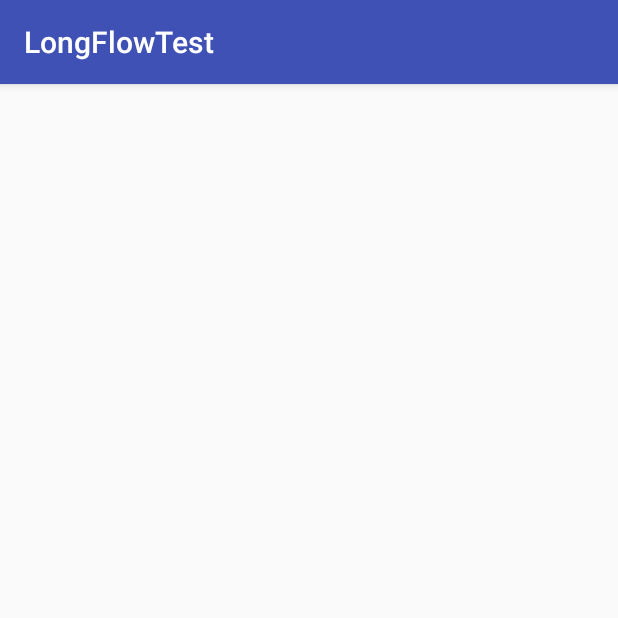
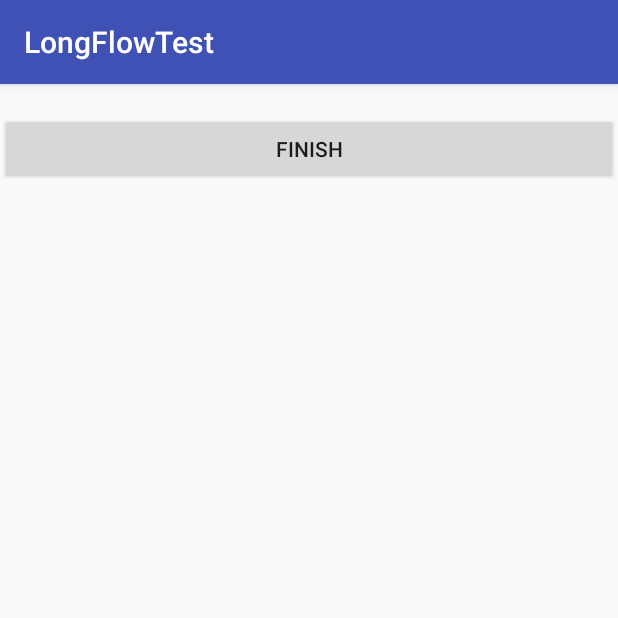
Before and after one commit to heweidev/flowtest, an Android app: the DetailsActivity screen opened directly, with no data from a screen before it, on a phone screen of 412 x 824 dp, the top half of it. Run offline under Robolectric (Android 15) with nearby library versions, the phone set to English and light mode, and no system bars.

Commit message:
long flow 解决了flow presenter的生命期问题

```diff
--- a/app/src/main/java/com/hewei/longflowtest/MainActivity.java
+++ b/app/src/main/java/com/hewei/longflowtest/MainActivity.java
@@ -1,7 +1,6 @@
 package com.hewei.longflowtest;
 
 import android.arch.lifecycle.Observer;
-import android.content.Intent;
 import android.os.Bundle;
 import android.support.annotation.NonNull;
 import android.support.annotation.Nullable;
@@ -16,7 +15,7 @@ import android.view.View;
 import android.widget.TextView;
 
 import com.hewei.longflowtest.common.LocalObject;
-import com.hewei.longflowtest.flow.FlowPresenter;
+import com.hewei.longflowtest.flow.FlowActivity;
 
 public class MainActivity extends AppCompatActivity {
 
@@ -78,7 +77,7 @@ public class MainActivity extends AppCompatActivity {
         findViewById(R.id.startFlow).setOnClickListener(new View.OnClickListener() {
             @Override
             public void onClick(View v) {
-                FlowPresenter.getInstance().step(MainActivity.this, 1);
+                FlowActivity.start(MainActivity.this);
             }
         });
     }
--- a/app/src/main/java/com/hewei/longflowtest/flow/DetailsActivity.java
+++ b/app/src/main/java/com/hewei/longflowtest/flow/DetailsActivity.java
@@ -1,7 +1,8 @@
 package com.hewei.longflowtest.flow;
 
+import android.os.Bundle;
 import android.support.v7.app.AppCompatActivity;
-import android.os.Bundle;
+import android.view.View;
 import android.widget.TextView;
 
 import com.hewei.longflowtest.R;
@@ -16,5 +17,12 @@ public class DetailsActivity extends AppCompatActivity {
         String details = getIntent().getStringExtra("details");
         TextView textView = findViewById(R.id.tvDetails);
         textView.setText(details);
+
+        findViewById(R.id.finish).setOnClickListener(new View.OnClickListener() {
+            @Override
+            public void onClick(View v) {
+                FlowActivity.stop(DetailsActivity.this);
+            }
+        });
     }
 }
--- a/app/src/main/res/layout/activity_details.xml
+++ b/app/src/main/res/layout/activity_details.xml
@@ -1,9 +1,9 @@
 <?xml version="1.0" encoding="utf-8"?>
-<android.support.constraint.ConstraintLayout xmlns:android="http://schemas.android.com/apk/res/android"
-    xmlns:app="http://schemas.android.com/apk/res-auto"
+<LinearLayout xmlns:android="http://schemas.android.com/apk/res/android"
     xmlns:tools="http://schemas.android.com/tools"
     android:layout_width="match_parent"
     android:layout_height="match_parent"
+    android:orientation="vertical"
     tools:context=".flow.DetailsActivity">
 
     <TextView
@@ -11,4 +11,10 @@
         android:layout_width="wrap_content"
         android:layout_height="wrap_content" />
 
-</android.support.constraint.ConstraintLayout>
+    <Button
+        android:id="@+id/finish"
+        android:layout_width="match_parent"
+        android:layout_height="wrap_content"
+        android:text="finish"/>
+
+</LinearLayout>
--- a/app/src/main/res/layout/activity_step2.xml
+++ b/app/src/main/res/layout/activity_step2.xml
@@ -1,11 +1,10 @@
 <?xml version="1.0" encoding="utf-8"?>
 <LinearLayout xmlns:android="http://schemas.android.com/apk/res/android"
-    xmlns:app="http://schemas.android.com/apk/res-auto"
     xmlns:tools="http://schemas.android.com/tools"
     android:layout_width="match_parent"
     android:layout_height="match_parent"
     android:orientation="vertical"
-    tools:context=".flow.Step2Activity">
+    tools:context=".flow.AgeActivity">
 
     <TextView
         android:id="@+id/tvAge"
```
Also changed, not shown: app/src/main/AndroidManifest.xml (+4 -3 lines), app/src/main/java/com/hewei/longflowtest/flow/AgeActivity.java (renamed from app/src/main/java/com/hewei/longflowtest/flow/Step2Activity.java, +5 -5 lines), app/src/main/java/com/hewei/longflowtest/flow/FlowActivity.java (+24 -2 lines), app/src/main/java/com/hewei/longflowtest/flow/FlowPresenter.java (+16 -21 lines), app/src/main/java/com/hewei/longflowtest/flow/NameActivity.java (+4 -7 lines), app/src/main/java/com/hewei/longflowtest/flow/StepActivity.java (added, +18 -0 lines), app/src/main/java/com/hewei/longflowtest/flow/viewmodel/FlowViewModel.java (added, +13 -0 lines).
